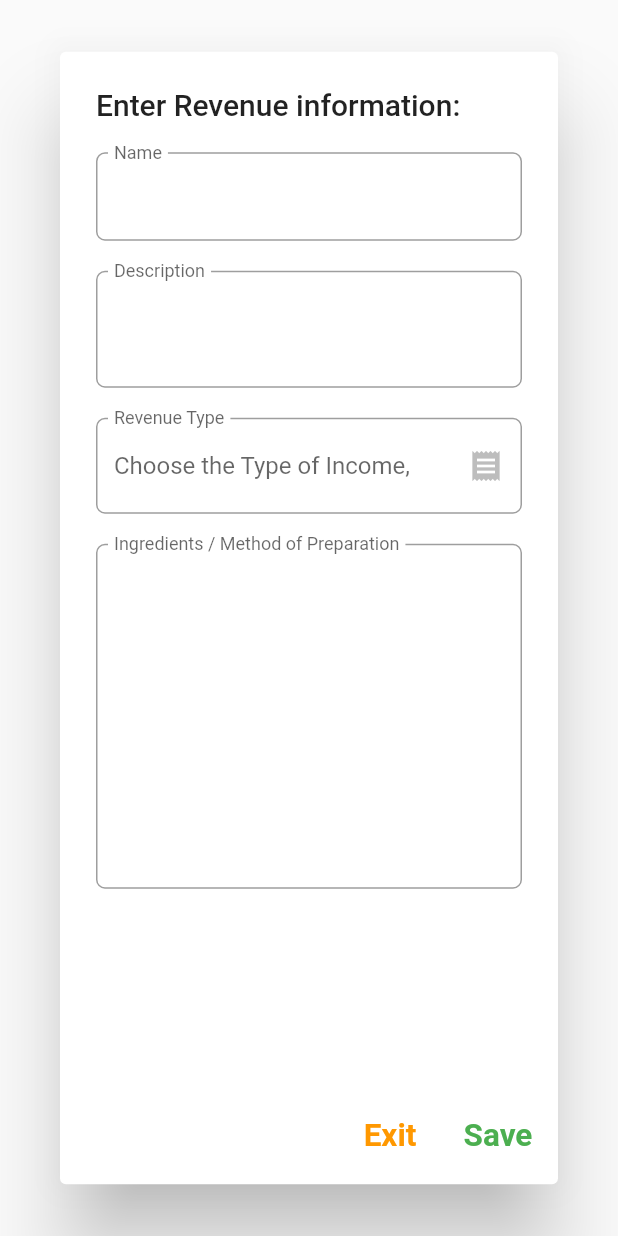
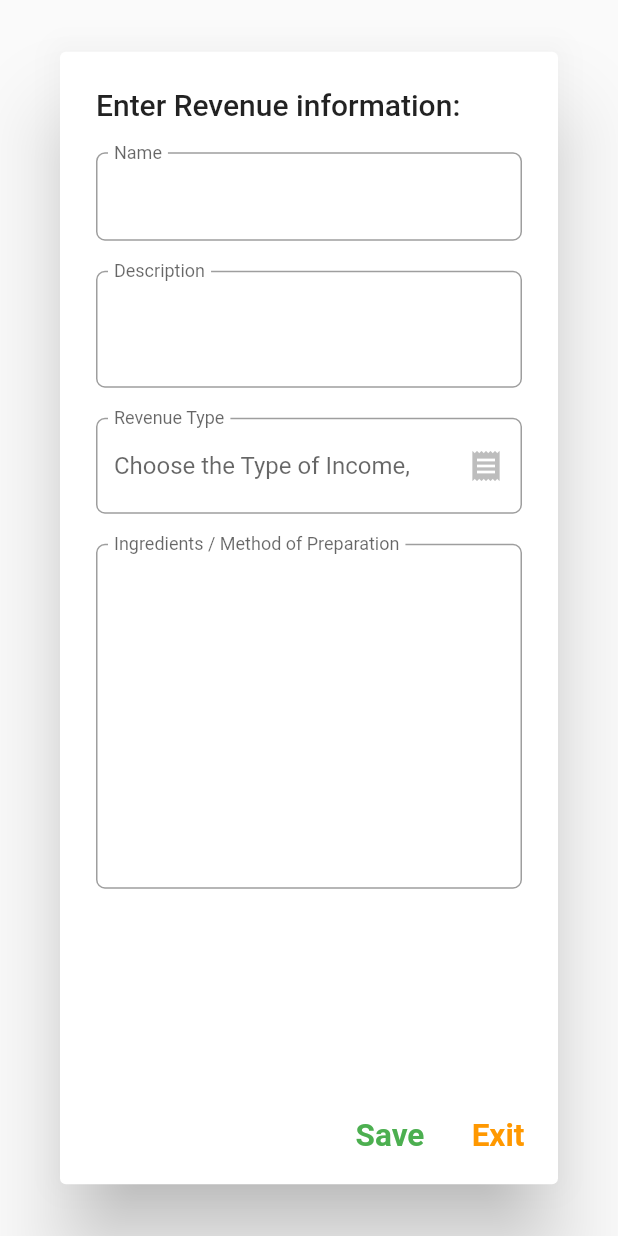
Before and after one commit to MatheusChristmann/baitafome, a Flutter app: the AddRecipeDialog widget shown alone on an empty page, opened directly, on a phone screen of 412 x 824 dp. Run offline on Flutter 3.47's test engine with Material 2 defaults, Android fonts, the phone set to English and light mode, and no system bars; our stand-ins replace floor, sqflite; missing offline and left inert: window_manager; accounts and stored records are empty; generated files the repository leaves out were written again.

Commit message:
#Ajustando layout dos botões de Excluir e Salvar

```diff
--- a/lib/pages/addrecipe.dart
+++ b/lib/pages/addrecipe.dart
@@ -169,28 +169,29 @@ class _AddRecipeDialogState extends State<AddRecipeDialog> {
       actions: [
         TextButton(
           child: Text(
-              AppLocalizations.of(context)!.button_exit,
-              style: TextStyle(
-                color: Colors.orange,
-                fontSize: 21,
-                fontWeight: FontWeight.bold,
-              ),
+            AppLocalizations.of(context)!.button_save,
+            style: TextStyle(
+              color: Colors.green,
+              fontSize: 21,
+              fontWeight: FontWeight.bold,
             ),
-          onPressed: (){
+          ),
+          onPressed: () {
+            validateRecipe();
             Navigator.of(context).pop();
           },
         ),
+
         TextButton(
           child: Text(
-              AppLocalizations.of(context)!.button_save,
-              style: TextStyle(
-                color: Colors.green,
-                fontSize: 21,
-                fontWeight: FontWeight.bold,
-              ),
+            AppLocalizations.of(context)!.button_exit,
+            style: TextStyle(
+              color: Colors.orange,
+              fontSize: 21,
+              fontWeight: FontWeight.bold,
             ),
-          onPressed: () {
-            validateRecipe();
+          ),
+          onPressed: (){
             Navigator.of(context).pop();
           },
         ),
```
Also changed, not shown: lib/pages/mainpage.dart (+5 -7 lines), lib/pages/viewRecipe.dart (+8 -7 lines).
